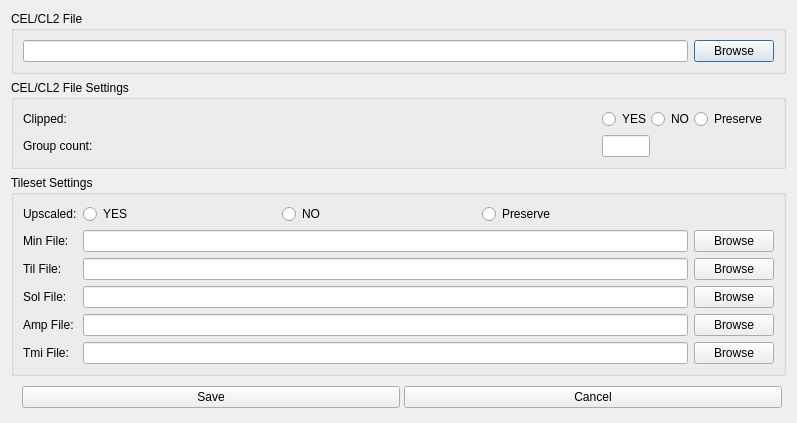
Above: source/saveasdialog.ui from pionere/d1-graphics-tool before the change. Below: the same form after it.
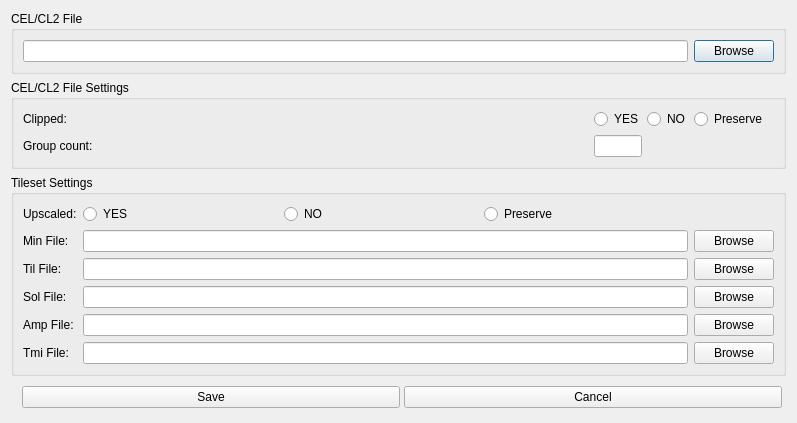
That is the form after the change.

Patch:
```diff
--- a/source/saveasdialog.ui
+++ b/source/saveasdialog.ui
@@ -70,7 +70,7 @@
        <widget class="QWidget" name="celClippedWidget" native="true">
         <layout class="QHBoxLayout" name="horizontalLayout_7">
          <property name="spacing">
-          <number>0</number>
+          <number>4</number>
          </property>
          <property name="leftMargin">
           <number>0</number>
@@ -163,7 +163,7 @@
        <widget class="QWidget" name="minUpscaledWidget" native="true">
         <layout class="QHBoxLayout" name="horizontalLayout_3">
          <property name="spacing">
-          <number>0</number>
+          <number>4</number>
          </property>
          <property name="leftMargin">
           <number>0</number>
```
Lines whose indentation alone changed are shown as unchanged.
